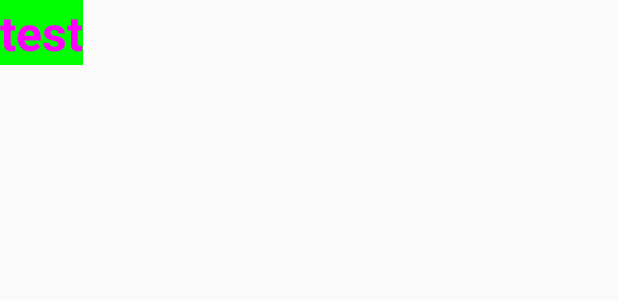
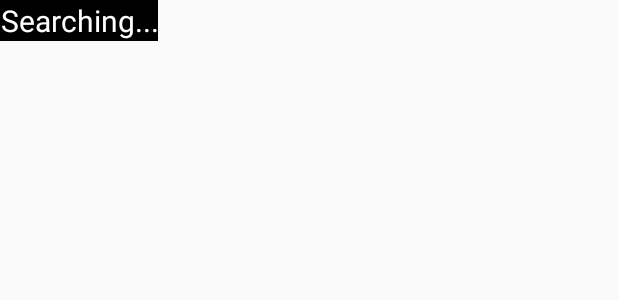
Before and after one commit to eyevengers/orion, an Android app: the layout activity_main.xml on its own in the app's theme, with its tools: preview values and no code run, on a phone screen of 412 x 824 dp. Shown: the top 300 px of the screen. Run offline under Robolectric (Android 15) with nearby library versions, the phone set to English and light mode, and no system bars.

Commit message:
Correction de bug, amélioration de la précision, tests finaux

```diff
--- a/app/src/main/res/layout/activity_main.xml
+++ b/app/src/main/res/layout/activity_main.xml
@@ -18,7 +18,6 @@
             android:visibility="gone"
             android:screenOrientation="portrait"
             android:id="@+id/tutorial1_activity_java_surface_view"
-            opencv:show_fps="true"
             opencv:camera_id="any"
             android:layout_below="@+id/text1"/>
         <TextView
@@ -26,13 +25,12 @@
             android:layout_height="wrap_content"
             android:gravity="center"
             android:id="@+id/text1"
-            android:text="test"
-            android:textStyle="bold"
-            android:textColor="#ff00ff"
-            android:background="#00ff00"
+            android:text="Searching..."
+            android:textColor="#fff"
+            android:background="#000"
             android:textColorHighlight="#000000"
             android:textIsSelectable="true"
-            android:textSize="32sp"
+            android:textSize="20sp"
             />
     </FrameLayout>
 
```
Also changed, not shown: app/src/main/AndroidManifest.xml (+3 -4 lines), app/src/main/java/com/example/arfaz/epsonv249/MainActivity.java (+20 -5 lines), app/src/main/assets/5.jpeg (added), app/src/main/assets/a.JPG (added), app/src/main/assets/crist.jpg (added), app/src/main/assets/piece1.jpg (added), app/src/main/assets/piece2.jpeg (added), app/src/main/assets/telec.jpg (added), 3 other files.
